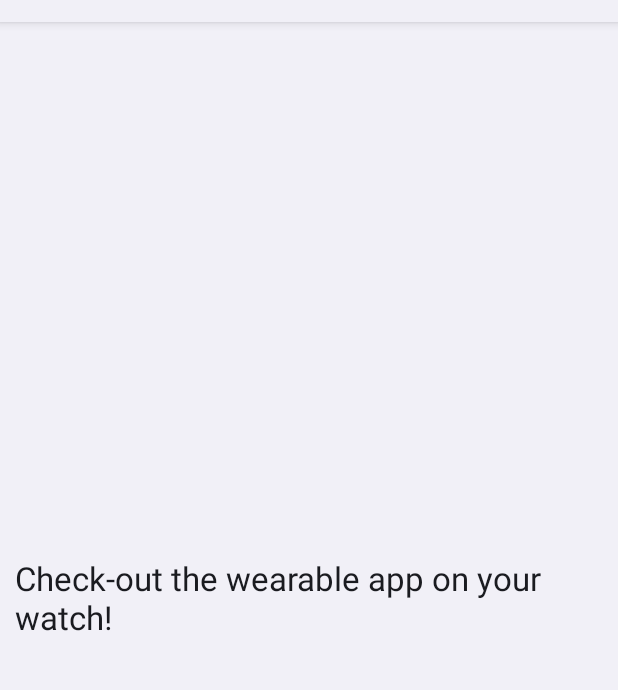
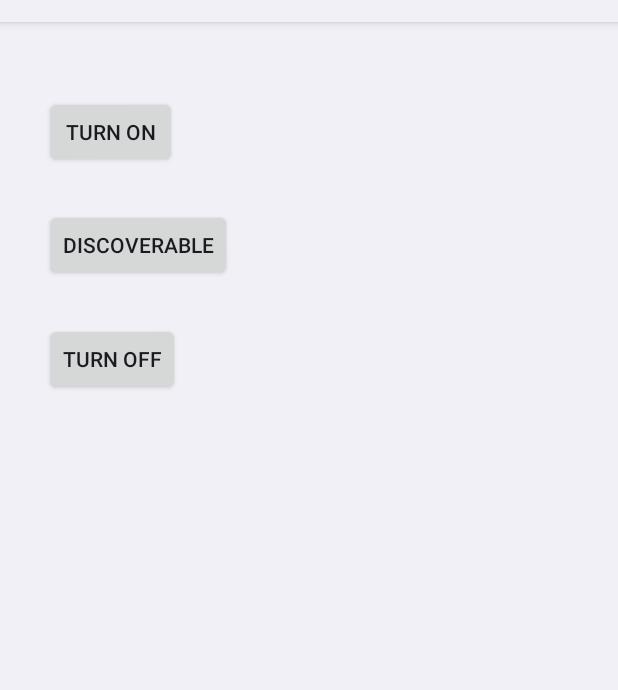
Before and after one commit to DBockrath/TechnologyProjects, an Android app: the screen it shows after launch (PhoneActivity), on a phone screen of 412 x 824 dp, the part 62-752 px from its top. Run offline under Robolectric (Android 15) with nearby library versions, the phone set to English and light mode, and no system bars; 1 statement that could not run was skipped.

Commit message:
Updated BluetoothComs. One error remains

```diff
--- a/BluetoothComs/Application/src/main/AndroidManifest.xml
+++ b/BluetoothComs/Application/src/main/AndroidManifest.xml
@@ -1,20 +1,39 @@
 <?xml version="1.0" encoding="utf-8"?>
 <manifest xmlns:android="http://schemas.android.com/apk/res/android"
-    package="com.DTMSoundMaster.BluetoothComs" >
+    package="com.DTMSoundMaster.BluetoothComs"
+	android:versionCode="1"
+	android:versionName="1.0" >
+
+	<uses-sdk
+		android:minSdkVersion="8"
+		android:targetSdkVersion="16" />
+
+	<uses-permission android:name="android.permission.BLUETOOTH" />
+
+	<uses-permission android:name="android.permission.BLUETOOTH_ADMIN" />
 
     <application
+
         android:allowBackup="true"
         android:icon="@drawable/ic_launcher"
         android:label="@string/app_name"
         android:theme="@android:style/Theme.DeviceDefault.Light" >
+
         <activity
+
             android:name=".PhoneActivity"
             android:label="@string/app_name" >
+
             <intent-filter>
+
                 <action android:name="android.intent.action.MAIN" />
+
                 <category android:name="android.intent.category.LAUNCHER" />
+
             </intent-filter>
+
         </activity>
+
     </application>
 
 </manifest>
--- a/BluetoothComs/Application/src/main/java/com/DTMSoundMaster/BluetoothComs/PhoneActivity.java
+++ b/BluetoothComs/Application/src/main/java/com/DTMSoundMaster/BluetoothComs/PhoneActivity.java
@@ -2,21 +2,102 @@ package com.DTMSoundMaster.BluetoothComs;
 
 import android.app.*;
 import android.os.*;
+import android.os.Bundle;
+import android.app.Activity;
+import android.view.Menu;
+import android.bluetooth.BluetoothAdapter;
+import android.content.Context;
+import android.content.Intent;
+import android.util.Log;
+import android.view.View;
+import android.widget.Button;
+import android.widget.TextView;
+import android.widget.Toast;
 
-public class PhoneActivity extends Activity
-{
+public class PhoneActivity extends Activity {
+
+	private static final int REQUEST_ENABLE_BT = 0;
+	private static final int REQUEST_DISCOVERABLE_BT = 0;
+
     @Override
-    protected void onCreate(Bundle savedInstanceState)
-    {
+    protected void onCreate(Bundle savedInstanceState) {
+
         super.onCreate(savedInstanceState);
         setContentView(R.layout.activity_phone);
 
-		Notification notif = new Notification.Builder(this)
-			.setContentTitle(getResources().getString(R.string.app_name))
-			.setContentText(getResources().getString(R.string.notify_message))
-			.setSmallIcon(android.R.drawable.stat_notify_more)
-			.build();
-		NotificationManager nm = (NotificationManager) getSystemService(NOTIFICATION_SERVICE);
-		nm.notify(0, notif);
-    }
+		final TextView out = (TextView)findViewById(R.id.out);
+		final Button button1 = (Button)findViewById(R.id.button1);
+		final Button button2 = (Button)findViewById(R.id.button2);
+		final Button button3 = (Button)findViewById(R.id.button3);
+		final BluetoothAdapter mBluetoothAdapter = BluetoothAdapter.getDefaultAdapter();
+
+		if (mBluetoothAdapter == null) {
+
+			out.append("Device Not Supported");
+
+		}
+
+		button1.setOnClickListener(new View.OnClickListener() {
+
+			public void onClick(View v) {
+
+				if (!mBluetoothAdapter.isEnabled()) {
+
+					Intent enableBtIntent = new Intent(BluetoothAdapter.ACTION_REQUEST_ENABLE);
+					startActivityForResult(enableBtIntent, REQUEST_ENABLE_BT);
+
+				}
+
+			}
+
+		});
+
+		button2.setOnClickListener(new View.OnClickListener() {
+
+			@Override
+			public void onClick(View arg0) {
+
+				if (!mBluetoothAdapter.isDiscovering()) {
+
+					// out.append("Making Your Device Discoverable");
+
+					Toast.makeText(getApplicationContext(), "Making Your Device Discoverable", Toast.LENGTH_LONG);
+
+					Intent enableBtIntent = new Intent(BluetoothAdapter.ACTION_REQUEST_DISCOVERABLE);
+					startActivityForResult(enableBtIntent, REQUEST_DISCOVERABLE_BT);
+
+				}
+
+			}
+
+		});
+
+		button3.setOnClickListener(new View.OnClickListener() {
+
+			@Override
+			public void onClick(View ar0) {
+
+				mBluetoothAdapter.disable();
+
+				// out.append("Turning Off Bluetooth");
+
+				Toast.makeText(getApplicationContext(), "Turning Off Bluetooth", Toast.LENGTH_LONG);
+
+			}
+
+		});
+
+	}
+
+	@Override
+	public boolean onCreateOptionsMenu(Menu menu) {
+
+		// Inflate the menu; this adds items to the action bar if it is present.
+
+		getMenuInflater().inflate(R.menu.activity_main, menu);
+
+		return true;
+
+		}
+
 }
--- a/BluetoothComs/Application/src/main/res/layout/activity_phone.xml
+++ b/BluetoothComs/Application/src/main/res/layout/activity_phone.xml
@@ -1,14 +1,42 @@
-<LinearLayout xmlns:android="http://schemas.android.com/apk/res/android"
+<RelativeLayout xmlns:android="http://schemas.android.com/apk/res/android"
+	xmlns:tools="http://schemas.android.com/tools"
     android:layout_width="match_parent"
     android:layout_height="match_parent"
-    android:gravity="center"
-    android:orientation="vertical">
+	tools:context=".MainActivity">
 
     <TextView
+		android:text=""
+		android:id="@+id/out"
         android:layout_width="wrap_content"
-        android:layout_height="wrap_content"
-        android:layout_margin="10dp"
-        android:textAppearance="?android:attr/textAppearanceLarge"
-        android:text="@string/welcome_message" />
+        android:layout_height="wrap_content" >
+	</TextView>
 
-</LinearLayout>
+	<Button
+		android:id="@+id/button1"
+		android:layout_width="wrap_content"
+		android:layout_height="wrap_content"
+		android:layout_alignParentLeft="true"
+		android:layout_alignParentTop="true"
+		android:layout_marginLeft="30dp"
+		android:layout_marginTop="49dp"
+		android:text="Turn On" />
+
+	<Button
+		android:id="@+id/button2"
+		android:layout_width="wrap_content"
+		android:layout_height="wrap_content"
+		android:layout_alignLeft="@+id/button1"
+		android:layout_below="@+id/button1"
+		android:layout_marginTop="27dp"
+		android:text="Discoverable" />
+
+	<Button
+		android:id="@+id/button3"
+		android:layout_width="wrap_content"
+		android:layout_height="wrap_content"
+		android:layout_alignLeft="@+id/button2"
+		android:layout_below="@+id/button2"
+		android:layout_marginTop="28dp"
+		android:text="Turn Off" />
+
+</RelativeLayout>
```
Also changed, not shown: 108 other files.
